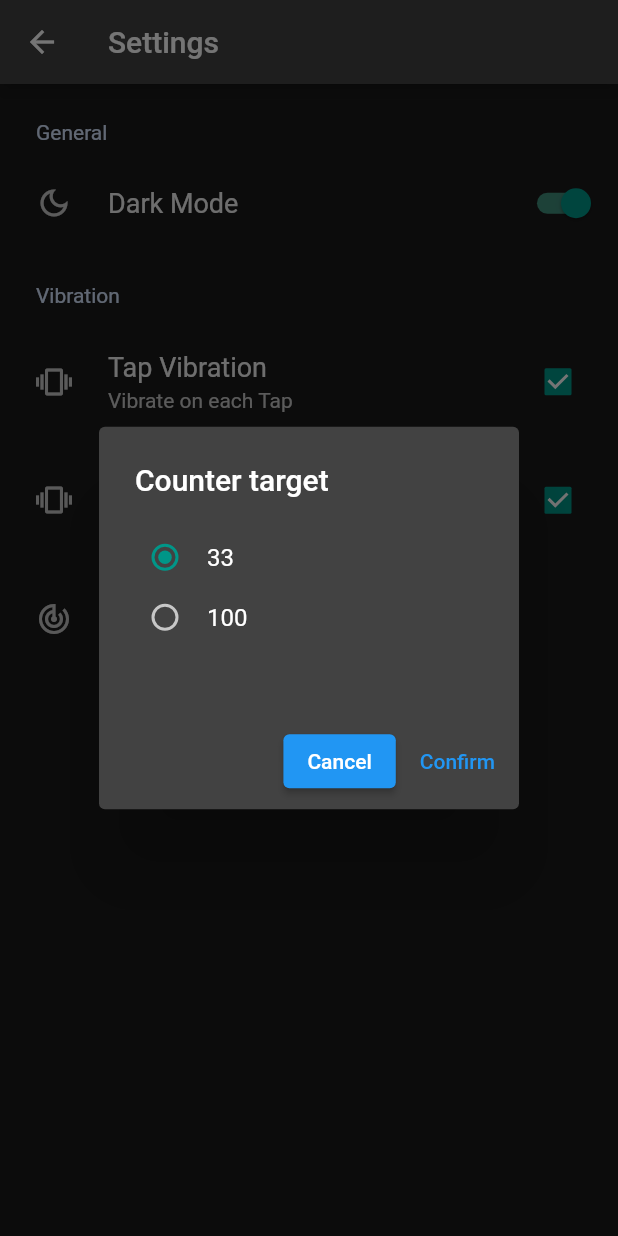
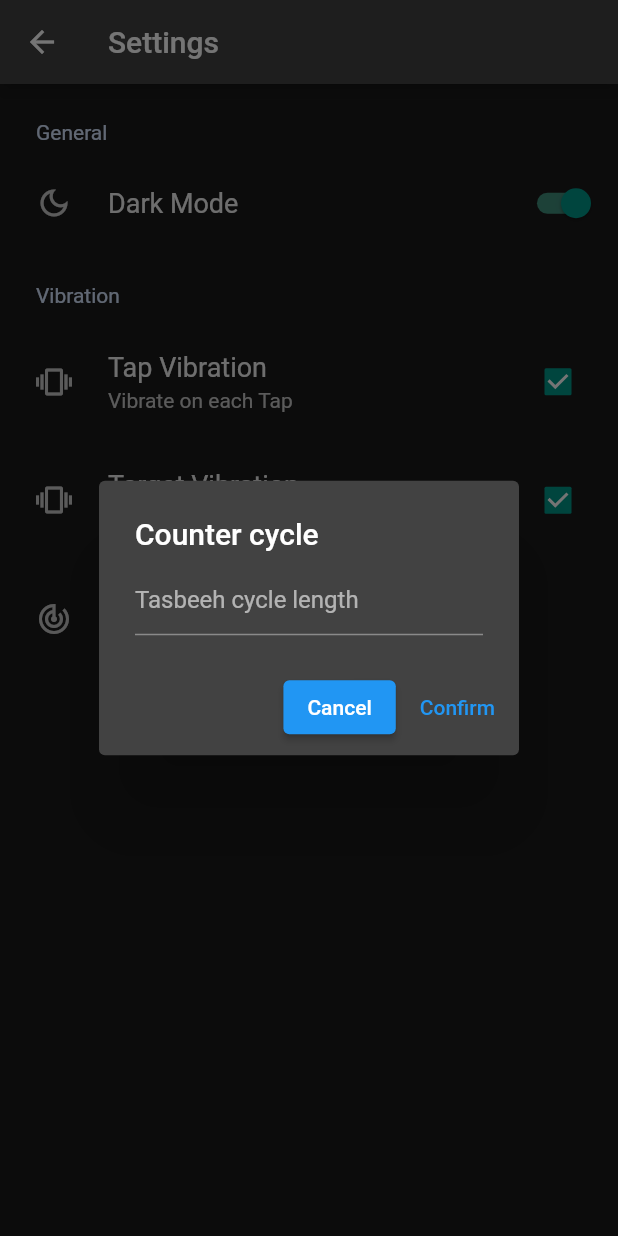
Before and after one commit to othman98shawgan/dhikr-counter, a Flutter app: the SettingsPage screen opened by its route, after a tap on "Cycle", on a phone screen of 412 x 824 dp. Run offline on Flutter 3.47's test engine with Material 2 defaults, Android fonts, the phone set to English and light mode, and no system bars; drawn by our look-alikes of settings_ui; our stand-ins replace shared_preferences, wakelock; missing offline and left inert: flutter_android_volume_keydown, flutter_vibrate; accounts and stored records are empty.

Commit message:
#6: add support to custom cycle value

```diff
--- a/lib/ui/settings_page.dart
+++ b/lib/ui/settings_page.dart
@@ -1,5 +1,6 @@
 import 'package:dhikr_counter/services/dikhr_service.dart';
 import 'package:flutter/material.dart';
+import 'package:flutter/services.dart';
 import 'package:provider/provider.dart';
 import 'package:settings_ui/settings_ui.dart';
 
@@ -82,7 +83,7 @@ class _SettingsPageState extends State<SettingsPage> {
                     title: const Text('Cycle'),
                     value: Text('Current Cycle is: ${dikhr.getDikhrTarget()}'),
                     onPressed: (context) {
-                      showRoundToDialog(context, dikhr.getDikhrTarget());
+                      showCycleDialog(context, dikhr.getDikhrTarget());
                     },
                   ),
                 ],
@@ -95,18 +96,21 @@ class _SettingsPageState extends State<SettingsPage> {
   }
 }
 
-showRoundToDialog(BuildContext context, int target) async {
-  int currentTarget = target;
+showCycleDialog(BuildContext context, int cycle) async {
+  int currentCycle = cycle;
+  final _textFieldController = TextEditingController();
+  bool _validate = false;
 
   var confirmMethod = (() {
     Navigator.pop(context);
-    Provider.of<DikhrNotifier>(context, listen: false).setDikhrCount(currentTarget);
+    if (currentCycle != -1) {
+      Provider.of<DikhrNotifier>(context, listen: false).setDikhrCount(currentCycle);
+    }
   });
 
   AlertDialog alert = AlertDialog(
-      title: const Text("Counter target"),
-      // titlePadding: const EdgeInsets.fromLTRB(8.0, 10.0, 8.0, 0),
-      contentPadding: const EdgeInsets.fromLTRB(0.0, 20.0, 0.0, 24.0),
+      title: const Text("Counter cycle"),
+      contentPadding: const EdgeInsets.only(top: 8.0, bottom: 16.0),
       actions: [
         ElevatedButton(onPressed: () => Navigator.pop(context), child: const Text('Cancel')),
         TextButton(
@@ -115,42 +119,27 @@ showRoundToDialog(BuildContext context, int target) async {
         ),
       ],
       content: StatefulBuilder(builder: (BuildContext context, StateSetter setState) {
-        return Column(mainAxisSize: MainAxisSize.min, children: [
-          Padding(
-            padding: const EdgeInsets.fromLTRB(24.0, 0.0, 24.0, 20.0),
-            child: Column(
-              mainAxisSize: MainAxisSize.min,
-              children: [
-                RadioListTile(
-                    contentPadding: EdgeInsets.zero,
-                    visualDensity: const VisualDensity(
-                        horizontal: VisualDensity.minimumDensity,
-                        vertical: VisualDensity.minimumDensity),
-                    value: 33,
-                    title: const Text('33'),
-                    groupValue: currentTarget,
-                    onChanged: (val) {
-                      setState(() {
-                        currentTarget = val ?? 0;
-                      });
-                    }),
-                RadioListTile(
-                    contentPadding: EdgeInsets.zero,
-                    visualDensity: const VisualDensity(
-                        horizontal: VisualDensity.minimumDensity,
-                        vertical: VisualDensity.minimumDensity),
-                    value: 100,
-                    title: const Text('100'),
-                    groupValue: currentTarget,
-                    onChanged: (val) {
-                      setState(() {
-                        currentTarget = val ?? 0;
-                      });
-                    }),
-              ],
-            ),
+        return Padding(
+          padding: const EdgeInsets.only(left: 24.0, right: 24.0),
+          child: TextField(
+            onChanged: (value) {
+              setState(() {
+                if (value == '') {
+                  currentCycle = -1;
+                } else {
+                  currentCycle = int.parse(value);
+                }
+              });
+            },
+            keyboardType: TextInputType.number,
+            inputFormatters: <TextInputFormatter>[
+              FilteringTextInputFormatter.digitsOnly
+            ], // Only numbers can be entered
+
+            controller: _textFieldController,
+            decoration: InputDecoration(hintText: "Tasbeeh cycle length"),
           ),
-        ]);
+        );
       }));
 
   showDialog(
```
